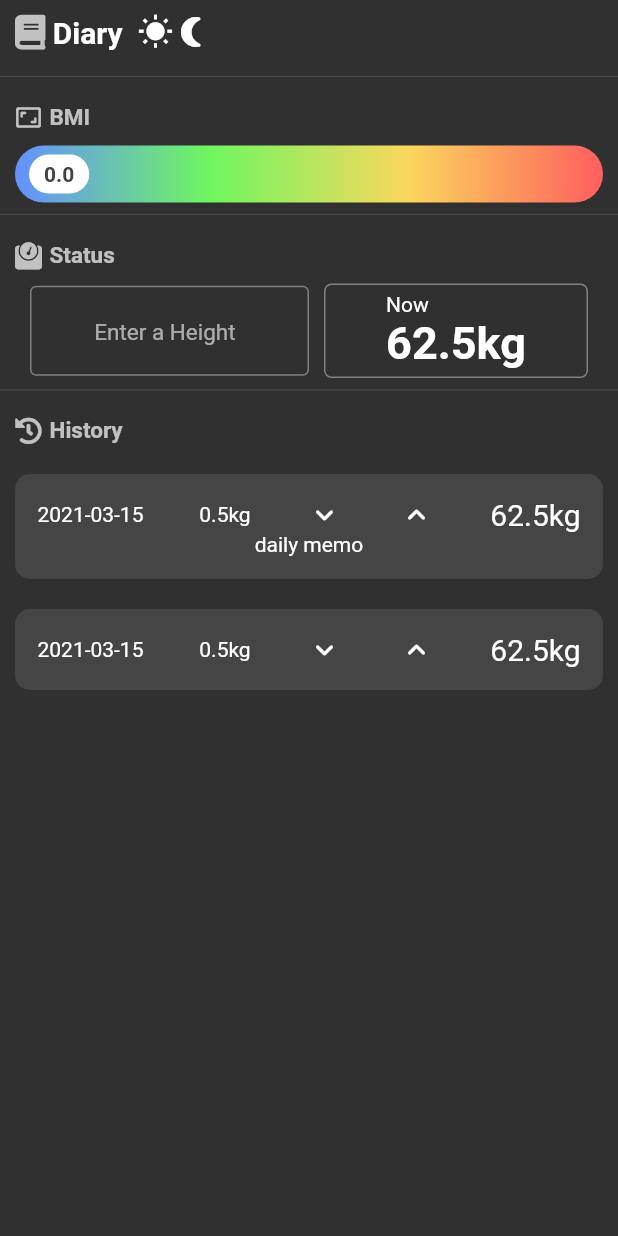
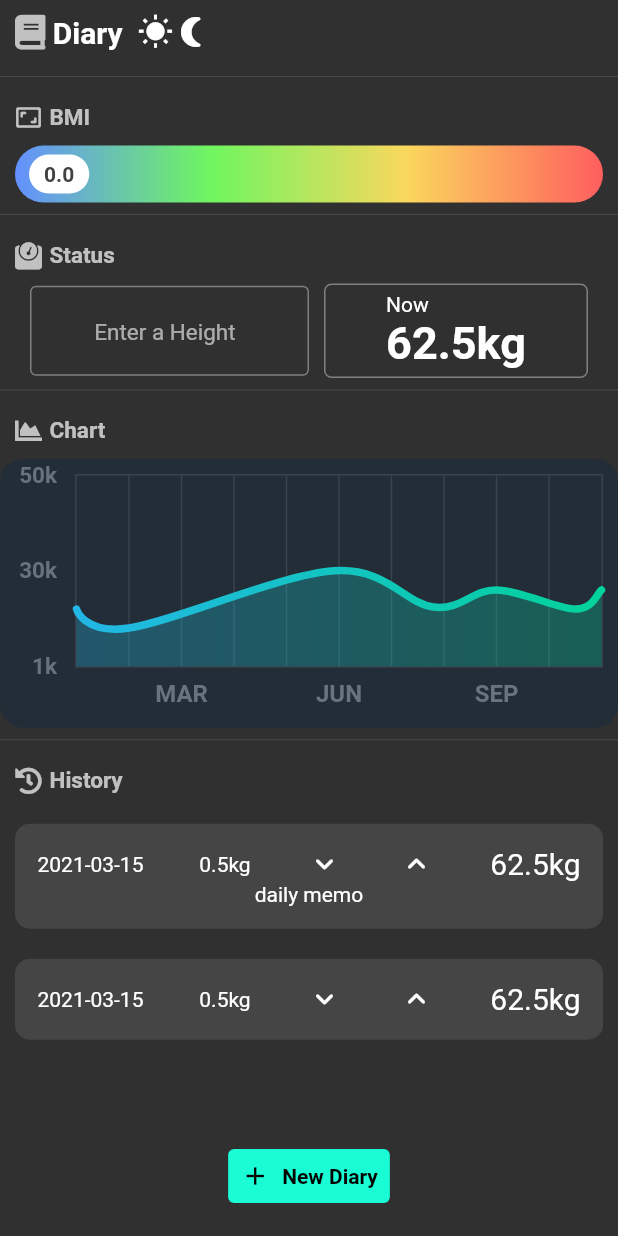
Before and after one commit to biryang/weight-diary, a Flutter app: the screen it shows after launch, after a tap on "2021-03-15", on a phone screen of 412 x 824 dp. Run offline on Flutter 3.47's test engine with Material 2 defaults, Android fonts, the phone set to English and light mode, and no system bars; drawn by our look-alikes of fl_chart; our stand-ins replace font_awesome_flutter, syncfusion_flutter_datepicker.

Commit message:
메인화면 차트 추가 / 차트화면 히스토리화면으로 변경

```diff
--- a/lib/screens/chart.dart
+++ b/lib/components/chart.dart
@@ -1,12 +1,12 @@
 import 'package:fl_chart/fl_chart.dart';
 import 'package:flutter/material.dart';
 
-class LineChartSample2 extends StatefulWidget {
+class BmiLineChart extends StatefulWidget {
   @override
-  _LineChartSample2State createState() => _LineChartSample2State();
+  _LineChart createState() => _LineChart();
 }
 
-class _LineChartSample2State extends State<LineChartSample2> {
+class _LineChart extends State<BmiLineChart> {
   List<Color> gradientColors = [
     const Color(0xff23b6e6),
     const Color(0xff02d39a),
@@ -17,7 +17,7 @@ class _LineChartSample2State extends State<LineChartSample2> {
     return Stack(
       children: <Widget>[
         AspectRatio(
-          aspectRatio: 1.70,
+          aspectRatio: 2.3,
           child: Container(
             decoration: const BoxDecoration(
                 borderRadius: BorderRadius.all(
@@ -25,8 +25,7 @@ class _LineChartSample2State extends State<LineChartSample2> {
                 ),
                 color: Color(0xff232d37)),
             child: Padding(
-              padding: const EdgeInsets.only(
-                  right: 18.0, left: 12.0, top: 24, bottom: 12),
+              padding: const EdgeInsets.all(10),
               child: LineChart(
                 mainData(),
               ),
--- a/lib/main.dart
+++ b/lib/main.dart
@@ -23,9 +23,9 @@ class MyApp extends StatelessWidget {
                 children: [
                   MainScreen(),
                   AddScreen(),
-                  AA(),
+                  HistoryScreen(),
                 ]),
-            floatingActionButton:false ? CustomFloating() : null,
+            floatingActionButton:true ? CustomFloating() : null,
             floatingActionButtonLocation:
                 FloatingActionButtonLocation.centerFloat,
           ),
--- a/lib/screens/chart_screen.dart
+++ b/lib/screens/chart_screen.dart
@@ -0,0 +1,30 @@
+import 'package:flutter/material.dart';
+import 'package:font_awesome_flutter/font_awesome_flutter.dart';
+import 'package:weight_diary/components/icon_title.dart';
+
+/// This is the stateless widget that the main application instantiates.
+class HistoryScreen extends StatefulWidget {
+  @override
+  _HistoryScreenState createState() => _HistoryScreenState();
+}
+
+class _HistoryScreenState extends State<HistoryScreen> {
+  String dropdownValue = 'Day';
+
+  @override
+  Widget build(BuildContext context) {
+    return Container(
+      child: Column(
+        children: [
+          IconTitle(
+            icon: FontAwesomeIcons.book,
+            text: 'History',
+            color: Colors.white,
+            fontSize: 20,
+          ),
+          Divider(),
+        ],
+      ),
+    );
+  }
+}
--- a/lib/screens/main_screen.dart
+++ b/lib/screens/main_screen.dart
@@ -1,6 +1,7 @@
 import 'package:flutter/cupertino.dart';
 import 'package:flutter/material.dart';
 import 'package:weight_diary/components/bmi_slider.dart';
+import 'package:weight_diary/components/chart.dart';
 import 'package:weight_diary/components/history_card.dart';
 import 'package:font_awesome_flutter/font_awesome_flutter.dart';
 import 'package:weight_diary/components/icon_title.dart';
@@ -94,6 +95,12 @@ class MainScreen extends StatelessWidget {
           ),
           Divider(),
           IconTitle(
+            icon: FontAwesomeIcons.chartArea,
+            text: 'Chart',
+          ),
+          BmiLineChart(),
+          Divider(),
+          IconTitle(
             icon: FontAwesomeIcons.history,
             text: 'History',
           ),
```
